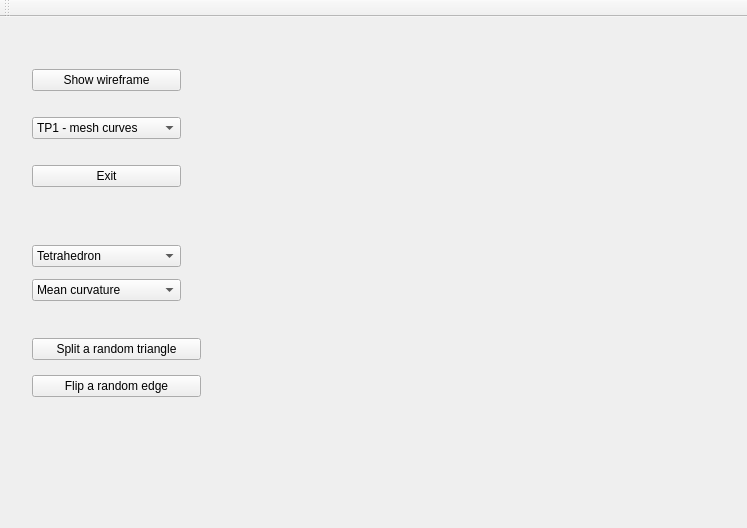
Above: mainwindow.ui from thomas-raynaud/Mesh_Computational_Geometry before the change. Below: the same form after it.
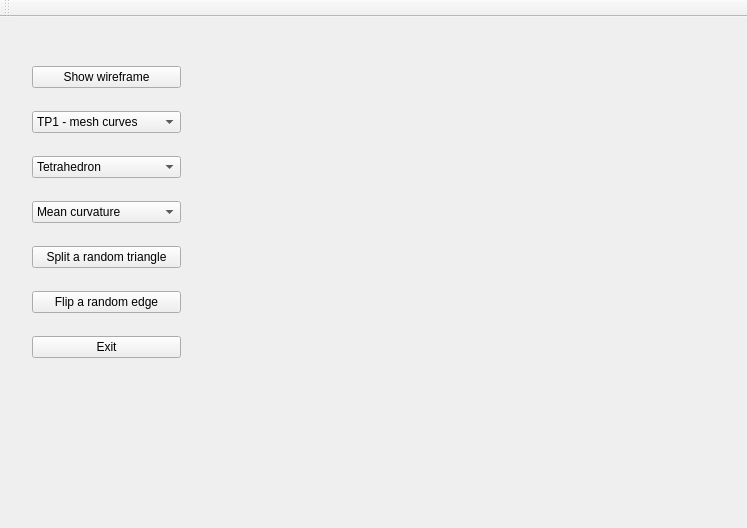
That is the form after the change. Custom widgets are drawn as their Qt base class.

Diff of the .ui file:
```diff
--- a/mainwindow.ui
+++ b/mainwindow.ui
@@ -29,7 +29,7 @@
          <x>10</x>
          <y>10</y>
          <width>171</width>
-         <height>181</height>
+         <height>351</height>
         </rect>
        </property>
        <layout class="QVBoxLayout" name="verticalLayout">
@@ -55,25 +55,6 @@
          </widget>
         </item>
         <item>
-         <widget class="QPushButton" name="pushButtonExit">
-          <property name="text">
-           <string>Exit</string>
-          </property>
-         </widget>
-        </item>
-       </layout>
-      </widget>
-      <widget class="QWidget" name="verticalWidgetTP1" native="true">
-       <property name="geometry">
-        <rect>
-         <x>10</x>
-         <y>200</y>
-         <width>171</width>
-         <height>91</height>
-        </rect>
-       </property>
-       <layout class="QVBoxLayout" name="verticalLayoutTP1">
-        <item>
          <widget class="QComboBox" name="comboBoxMeshswitch">
           <property name="enabled">
            <bool>true</bool>
@@ -129,18 +110,6 @@
           </item>
          </widget>
         </item>
-       </layout>
-      </widget>
-      <widget class="QWidget" name="verticalWidgetTP2" native="true">
-       <property name="geometry">
-        <rect>
-         <x>10</x>
-         <y>290</y>
-         <width>191</width>
-         <height>101</height>
-        </rect>
-       </property>
-       <layout class="QVBoxLayout" name="verticalLayoutTP2">
         <item>
          <widget class="QPushButton" name="pushButtonSplitTriangle">
           <property name="text">
@@ -155,6 +124,13 @@
           </property>
          </widget>
         </item>
+        <item>
+         <widget class="QPushButton" name="pushButtonExit">
+          <property name="text">
+           <string>Exit</string>
+          </property>
+         </widget>
+        </item>
        </layout>
       </widget>
      </widget>
```
